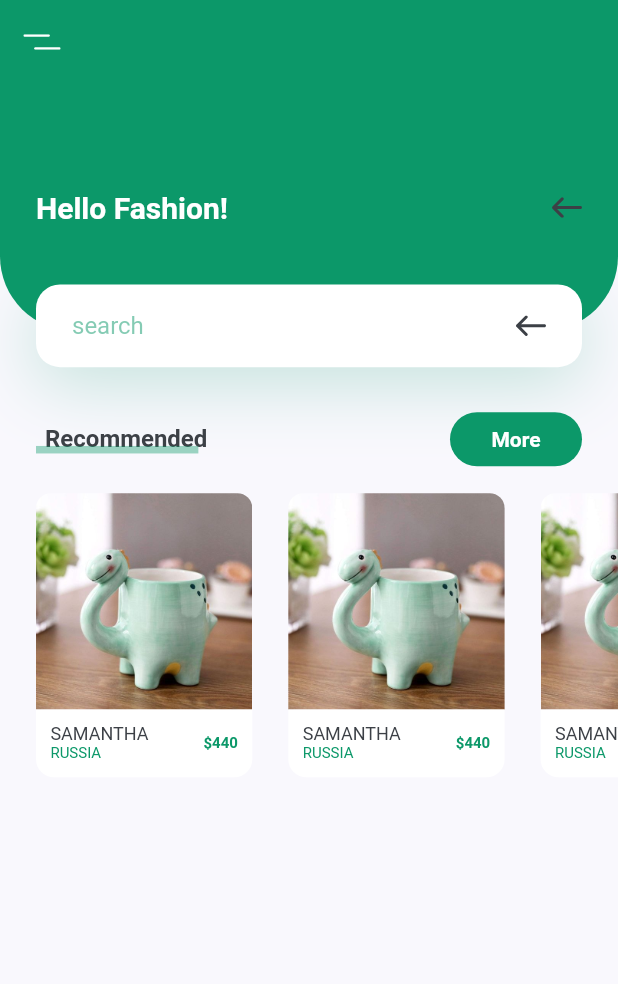
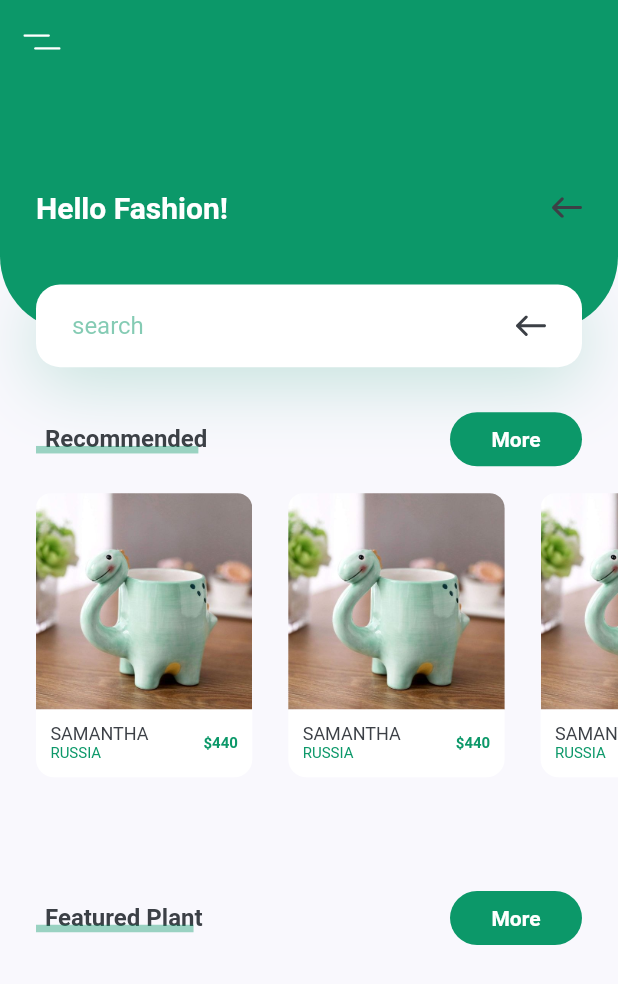
Before and after one commit to SarahGhorbani/flutter_ui, a Flutter app: the screen it shows after launch, on a phone screen of 412 x 824 dp. Shown: the top 984 px of the screen. Run offline on Flutter 3.47's test engine with Material 2 defaults, Android fonts, the phone set to English and light mode, and no system bars; our stand-ins replace flutter_svg.

Commit message:
add fetured plant title

```diff
--- a/lib/screens/home/components/body.dart
+++ b/lib/screens/home/components/body.dart
@@ -25,6 +25,9 @@ class Body extends StatelessWidget {
               title: 'Recommended', textButton: 'More', onPress: () {}),
         ),
         const RecommendsPlants(),
+        TitleWithButton(title: 'Featured Plant',
+        textButton: 'More',
+        onPress: (){}),
       ],
     );
   }
```
